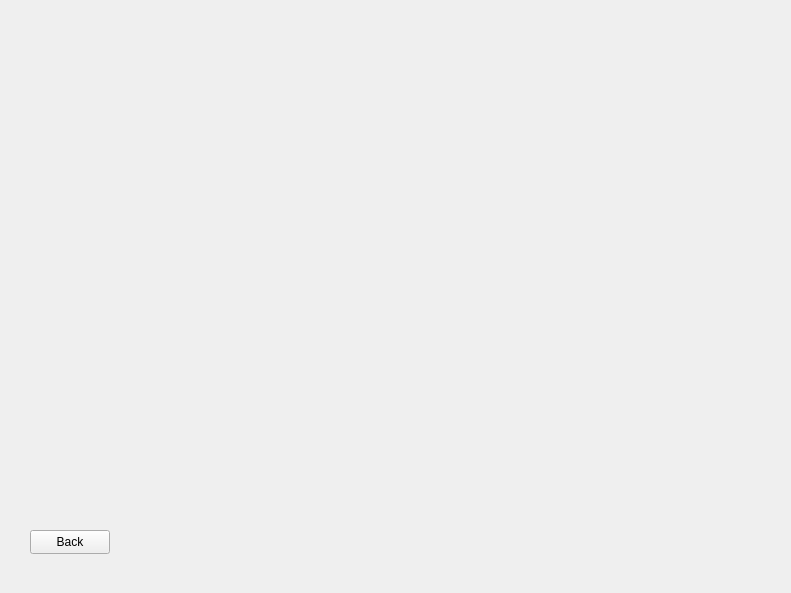
This is Library-Management-System/searchbooks.ui in danisensei/Library-Management-System as Qt 5 draws it before an edit. The edited form follows.
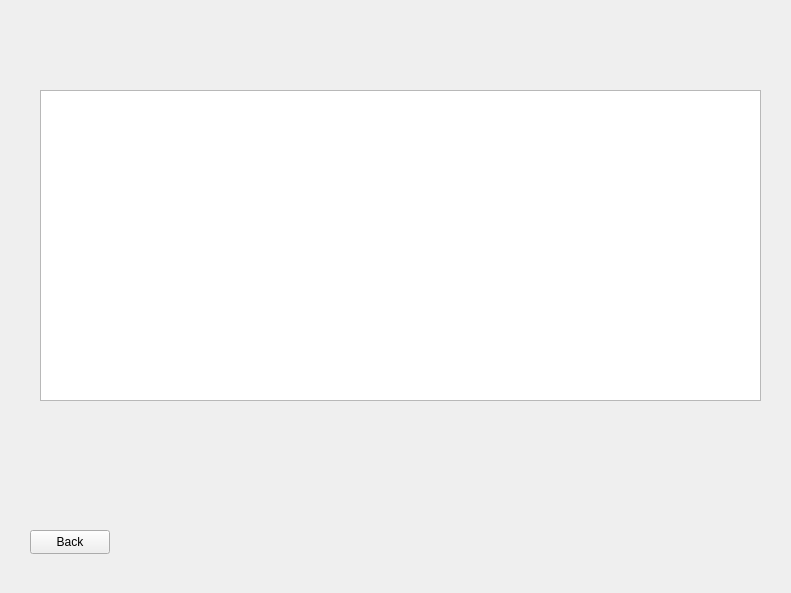
This is the edited form.

Commit message:
Edited various table UI sizes and added practical data for books
- Working on searchbooks

Diff of the .ui file:
```diff
--- a/Library-Management-System/searchbooks.ui
+++ b/Library-Management-System/searchbooks.ui
@@ -26,6 +26,16 @@
     <string>Back</string>
    </property>
   </widget>
+  <widget class="QTableView" name="tableView">
+   <property name="geometry">
+    <rect>
+    <x>40</x>
+    <y>90</y>
+    <width>721</width>
+    <height>311</height>
+    </rect>
+   </property>
+  </widget>
  </widget>
  <resources/>
  <connections/>
```
The commit also changes 5 other files.
